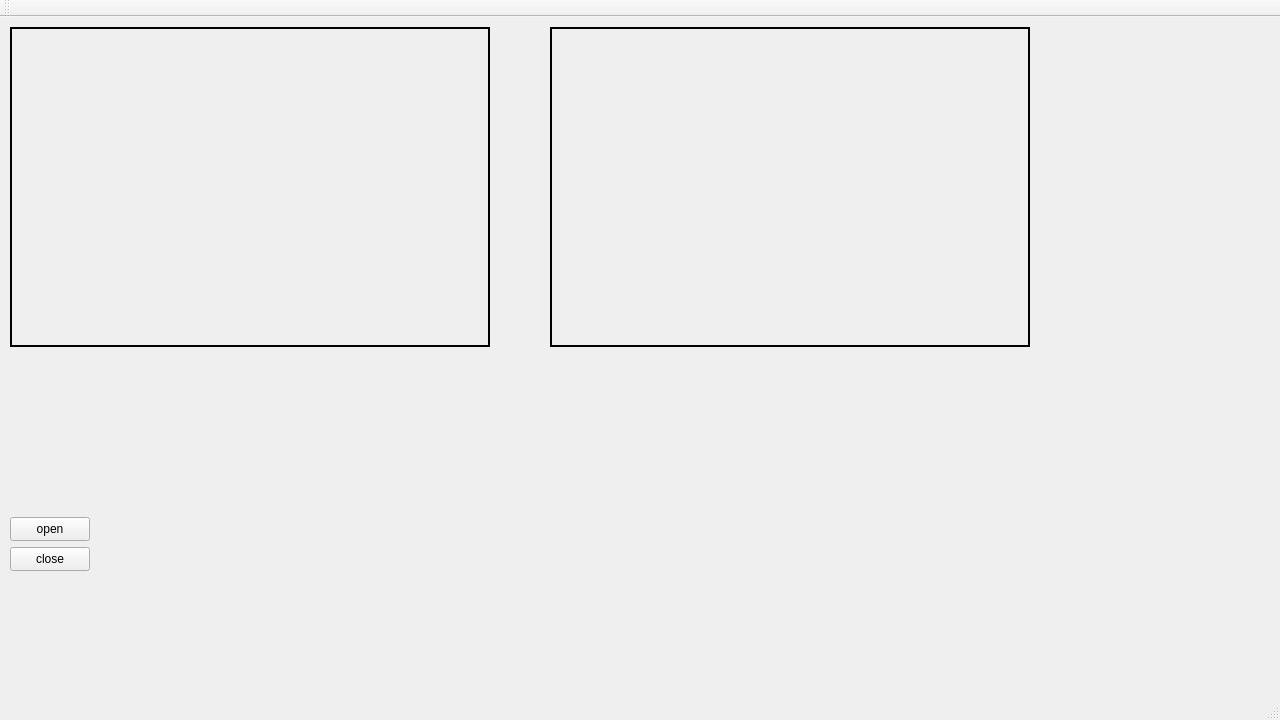
Qt form Autotest/frame.ui (gotolafa/ScreenDetect) before a commit.
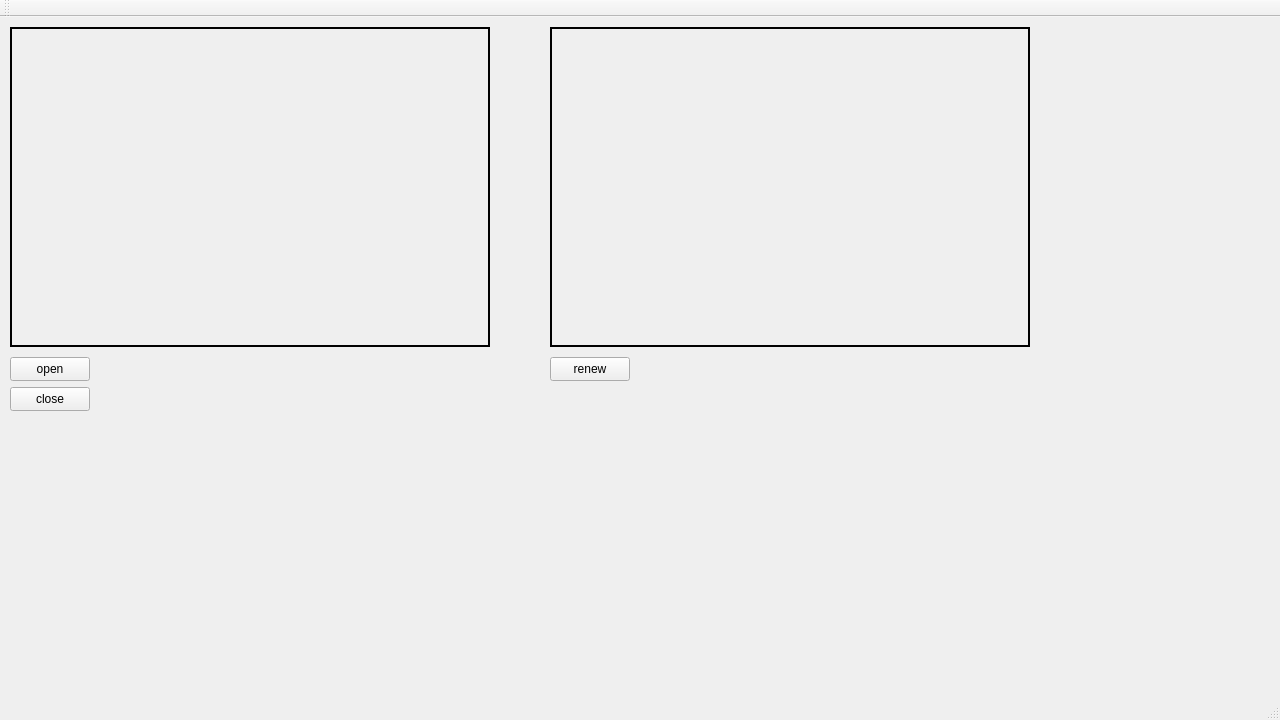
The same form after that commit.

Commit message: Add renew key

Diff of the .ui file:
```diff
--- a/Autotest/frame.ui
+++ b/Autotest/frame.ui
@@ -18,7 +18,7 @@
     <property name="geometry">
      <rect>
       <x>10</x>
-      <y>500</y>
+      <y>340</y>
       <width>80</width>
       <height>24</height>
      </rect>
@@ -31,7 +31,7 @@
     <property name="geometry">
      <rect>
       <x>10</x>
-      <y>530</y>
+      <y>370</y>
       <width>80</width>
       <height>24</height>
      </rect>
@@ -75,6 +75,19 @@
      <string/>
     </property>
    </widget>
+   <widget class="QPushButton" name="renew">
+    <property name="geometry">
+     <rect>
+      <x>550</x>
+      <y>340</y>
+      <width>80</width>
+      <height>24</height>
+     </rect>
+    </property>
+    <property name="text">
+     <string>renew</string>
+    </property>
+   </widget>
   </widget>
   <widget class="QMenuBar" name="menuBar">
    <property name="geometry">
```
The commit also changes 2 other files.
